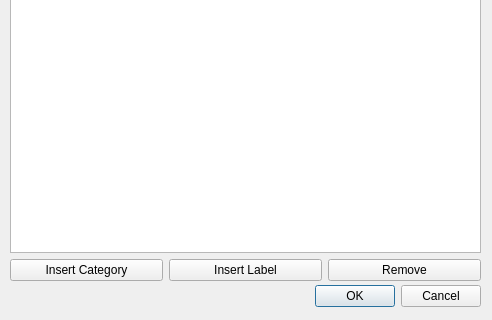
This is modules/app/dialogannotation.ui in smartsenselab/SSAT as Qt 5 draws it before an edit; both pictures show x 0 to 492 and y 160 to 480 of the 492 by 480 pixel window. The edited form follows.
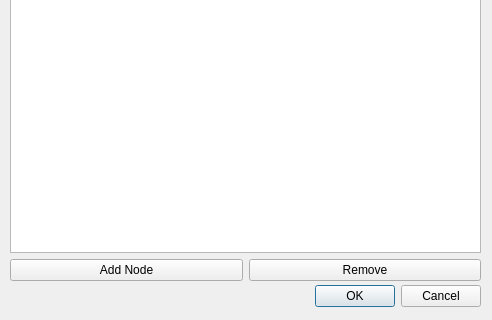
This is the edited form.

Commit message:
Changing DialogAnnotation interface
And also removing unnecessary methods

The edit to the form file:
```diff
--- a/modules/app/dialogannotation.ui
+++ b/modules/app/dialogannotation.ui
@@ -29,7 +29,7 @@
     <set>QDialogButtonBox::Cancel|QDialogButtonBox::Ok</set>
    </property>
   </widget>
-  <widget class="QWidget" name="">
+  <widget class="QWidget" name="layoutWidget">
    <property name="geometry">
     <rect>
      <x>10</x>
@@ -47,14 +47,7 @@
       <item>
        <widget class="QPushButton" name="pushButtonInsertCategory">
         <property name="text">
-         <string>Insert Category</string>
-        </property>
-       </widget>
-      </item>
-      <item>
-       <widget class="QPushButton" name="pushButtonInsertLabel">
-        <property name="text">
-         <string>Insert Label</string>
+         <string>Add Node</string>
         </property>
        </widget>
       </item>
```
Left out of the diff: 2 changed lines with no effect on the pictures. The commit also changes 2 other files.
